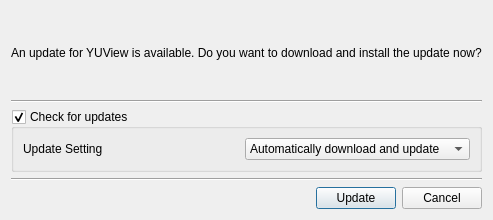
This is ui/updateDialog.ui in IENT/YUView as Qt 5 draws it before an edit. The edited form follows.
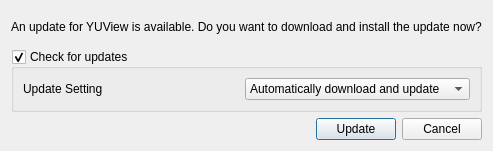
This is the edited form.

What changed in the file:
```diff
--- a/ui/updateDialog.ui
+++ b/ui/updateDialog.ui
@@ -6,14 +6,14 @@
    <rect>
     <x>0</x>
     <y>0</y>
-    <width>480</width>
-    <height>220</height>
+    <width>485</width>
+    <height>151</height>
    </rect>
   </property>
   <property name="windowTitle">
    <string>Dialog</string>
   </property>
-  <layout class="QVBoxLayout" name="verticalLayout" stretch="1,0,0,0,0">
+  <layout class="QVBoxLayout" name="verticalLayout" stretch="1,0,0">
    <item>
     <widget class="QLabel" name="label">
      <property name="text">
@@ -21,13 +21,6 @@
      </property>
     </widget>
    </item>
-   <item>
-    <widget class="Line" name="line">
-     <property name="orientation">
-      <enum>Qt::Horizontal</enum>
-     </property>
-    </widget>
-   </item>
    <item>
     <widget class="QGroupBox" name="checkUpdatesGroupBox">
      <property name="toolTip">
@@ -79,13 +72,6 @@
      </layout>
     </widget>
    </item>
-   <item>
-    <widget class="Line" name="line_2">
-     <property name="orientation">
-      <enum>Qt::Horizontal</enum>
-     </property>
-    </widget>
-   </item>
    <item>
     <layout class="QHBoxLayout" name="horizontalLayout_2">
      <item>
```
